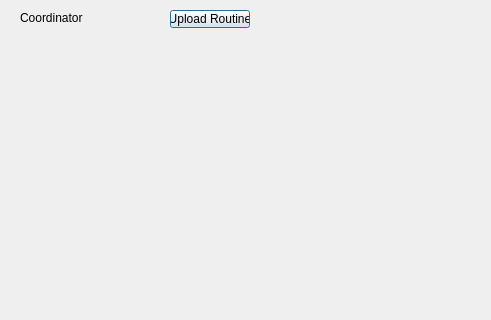
Qt form coordinatordash.ui (prazzx/Kakshya) before a commit; both pictures show x 0 to 491 and y 0 to 320 of the 1200 by 900 pixel window.
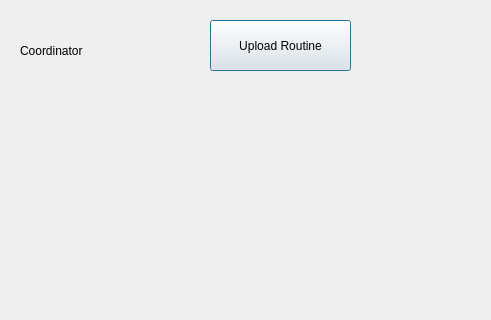
The same form after that commit.

Diff of the .ui file:
```diff
--- a/coordinatordash.ui
+++ b/coordinatordash.ui
@@ -18,8 +18,8 @@
     <rect>
      <x>20</x>
      <y>10</y>
-     <width>221</width>
-     <height>16</height>
+     <width>171</width>
+     <height>81</height>
     </rect>
    </property>
    <property name="text">
@@ -29,10 +29,10 @@
   <widget class="QPushButton" name="pushButtonUpload">
    <property name="geometry">
     <rect>
-     <x>170</x>
-     <y>10</y>
-     <width>80</width>
-     <height>18</height>
+     <x>210</x>
+     <y>20</y>
+     <width>141</width>
+     <height>51</height>
     </rect>
    </property>
    <property name="text">
```
